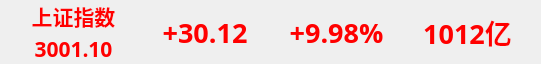
The window that qindexframe.ui (bnufree/Hq) describes before a commit, drawn with Qt 5.
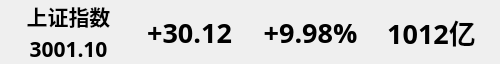
The same window after the commit.

What changed in the file:
```diff
--- a/qindexframe.ui
+++ b/qindexframe.ui
@@ -6,10 +6,16 @@
    <rect>
     <x>0</x>
     <y>0</y>
-    <width>541</width>
+    <width>500</width>
     <height>64</height>
    </rect>
   </property>
+  <property name="sizePolicy">
+   <sizepolicy hsizetype="Fixed" vsizetype="Fixed">
+    <horstretch>0</horstretch>
+    <verstretch>0</verstretch>
+   </sizepolicy>
+  </property>
   <property name="font">
    <font>
     <family>微软雅黑</family>
@@ -19,11 +25,27 @@
    </font>
   </property>
   <property name="styleSheet">
-   <string notr="true">QLabel{
+   <string notr="true">QFrame[status=&quot;0&quot;]
+{
+	color:white;
+}
+
+QFrame[status=&quot;1&quot;]
+{
+	color:red;
+}
+
+QFrame[status=&quot;-1&quot;]
+{
+	color:green;
+}
+
+
+
+QLabel{
 	font-family:Microsoft Yahei;
 	font-weight:bold;
 	font-size:20pt;
-	color:red;
 	alignment:center;
 }
 #name,#cur{
```
